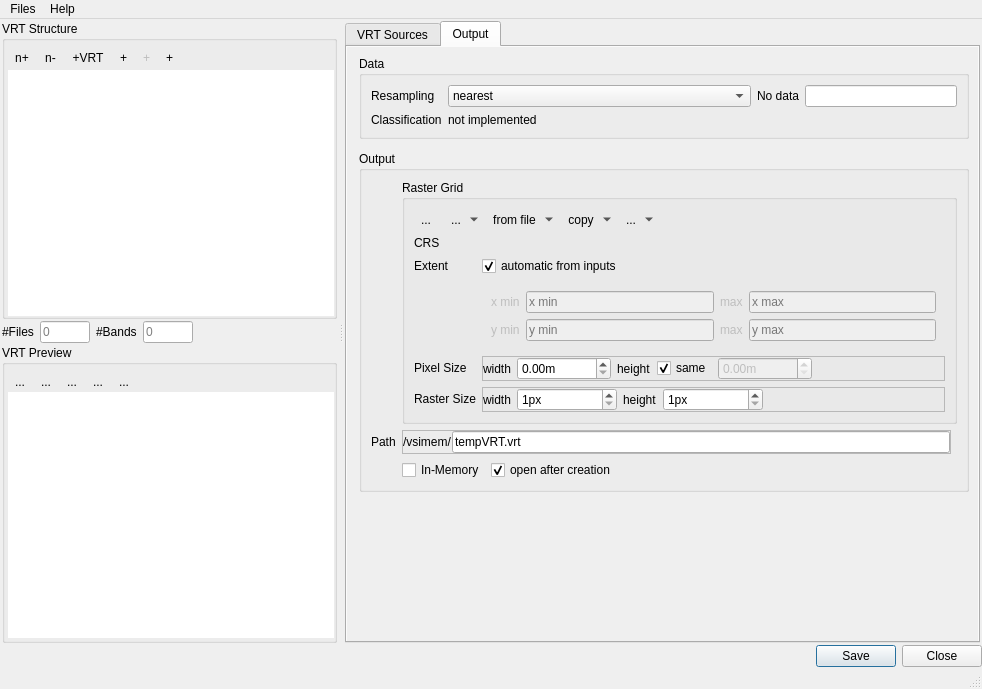
jakimowb/virtual-raster-builder, file vrtbuilder/ui/vrtbuilder.ui: the form before one commit.
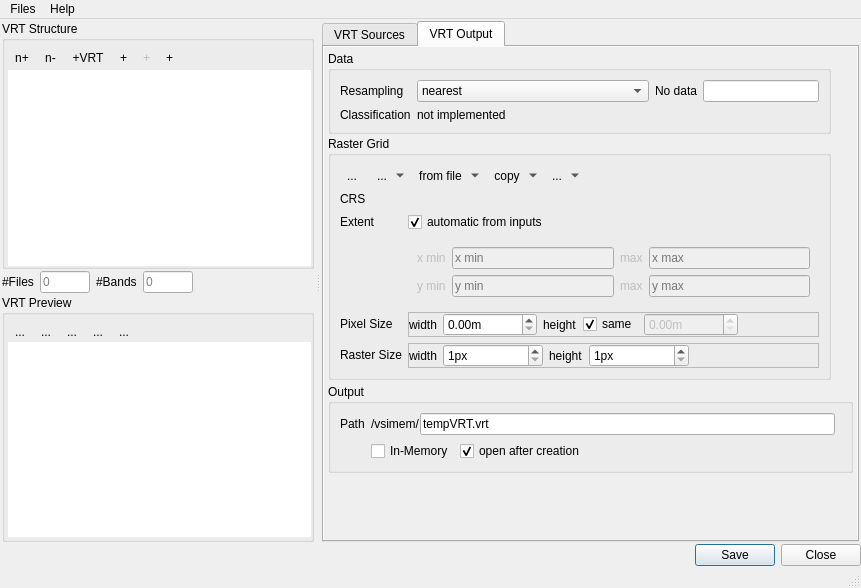
The form after the commit. Icons and pictures are not drawn. Custom widgets are drawn as their Qt base class.

The edit to the form file:
```diff
--- a/vrtbuilder/ui/vrtbuilder.ui
+++ b/vrtbuilder/ui/vrtbuilder.ui
@@ -6,8 +6,8 @@
    <rect>
     <x>0</x>
     <y>0</y>
-    <width>982</width>
-    <height>689</height>
+    <width>861</width>
+    <height>588</height>
    </rect>
   </property>
   <property name="windowTitle">
@@ -739,23 +739,23 @@
             <bool>true</bool>
            </property>
            <attribute name="title">
-            <string>Output</string>
+            <string>VRT Output</string>
            </attribute>
            <layout class="QVBoxLayout" name="verticalLayout_5">
             <property name="spacing">
-             <number>1</number>
+             <number>2</number>
             </property>
             <property name="leftMargin">
-             <number>3</number>
+             <number>2</number>
             </property>
             <property name="topMargin">
-             <number>0</number>
+             <number>2</number>
             </property>
             <property name="rightMargin">
-             <number>0</number>
+             <number>2</number>
             </property>
             <property name="bottomMargin">
-             <number>0</number>
+             <number>2</number>
             </property>
             <item>
              <widget class="QScrollArea" name="scrollArea">
@@ -773,11 +773,26 @@
                 <rect>
                  <x>0</x>
                  <y>0</y>
-                 <width>626</width>
-                 <height>577</height>
+                 <width>546</width>
+                 <height>472</height>
                 </rect>
                </property>
                <layout class="QGridLayout" name="gridLayout_2">
+                <property name="leftMargin">
+                 <number>2</number>
+                </property>
+                <property name="topMargin">
+                 <number>2</number>
+                </property>
+                <property name="rightMargin">
+                 <number>2</number>
+                </property>
+                <property name="bottomMargin">
+                 <number>2</number>
+                </property>
+                <property name="spacing">
+                 <number>2</number>
+                </property>
                 <item row="19" column="1">
                  <widget class="QFrame" name="frameUserResolution">
                   <property name="frameShape">
@@ -820,12 +835,12 @@
                    <property name="bottomMargin">
                     <number>9</number>
                    </property>
-                   <item row="1" column="1">
+                   <item row="0" column="1">
                     <layout class="QHBoxLayout" name="horizontalLayout_10">
                      <item>
                       <widget class="QFrame" name="frameInMemoryPath">
                        <property name="frameShape">
-                        <enum>QFrame::StyledPanel</enum>
+                        <enum>QFrame::NoFrame</enum>
                        </property>
                        <property name="frameShadow">
                         <enum>QFrame::Raised</enum>
@@ -890,7 +905,7 @@
                      </item>
                     </layout>
                    </item>
-                   <item row="2" column="1">
+                   <item row="1" column="1">
                     <layout class="QHBoxLayout" name="horizontalLayout_5">
                      <property name="spacing">
                       <number>6</number>
@@ -930,14 +945,119 @@
                      </item>
                     </layout>
                    </item>
-                   <item row="1" column="0">
+                   <item row="0" column="0">
                     <widget class="QLabel" name="label_2">
                      <property name="text">
                       <string>Path</string>
                      </property>
                     </widget>
                    </item>
+                  </layout>
+                 </widget>
+                </item>
+                <item row="26" column="1">
+                 <spacer name="verticalSpacer">
+                  <property name="orientation">
+                   <enum>Qt::Vertical</enum>
+                  </property>
+                  <property name="sizeHint" stdset="0">
+                   <size>
+                    <width>20</width>
+                    <height>40</height>
+                   </size>
+                  </property>
+                 </spacer>
+                </item>
+                <item row="0" column="0">
+                 <widget class="QgsCollapsibleGroupBox" name="mGroupBox_2">
+                  <property name="minimumSize">
+                   <size>
+                    <width>0</width>
+                    <height>0</height>
+                   </size>
+                  </property>
+                  <property name="title">
+                   <string>Data</string>
+                  </property>
+                  <layout class="QGridLayout" name="gridLayout_3" columnstretch="0,2,0,1">
+                   <item row="0" column="0">
+                    <widget class="QLabel" name="label_7">
+                     <property name="text">
+                      <string>Resampling</string>
+                     </property>
+                    </widget>
+                   </item>
                    <item row="0" column="1">
+                    <widget class="QComboBox" name="cbResampling">
+                     <item>
+                      <property name="text">
+                       <string>nearest</string>
+                      </property>
+                     </item>
+                     <item>
+                      <property name="text">
+                       <string>bilinear</string>
+                      </property>
+                     </item>
+                     <item>
+                      <property name="text">
+                       <string>cubic</string>
+                      </property>
+                     </item>
+                     <item>
+                      <property name="text">
+                       <string>cubicspline</string>
+                      </property>
+                     </item>
+                     <item>
+                      <property name="text">
+                       <string>lanczos</string>
+                      </property>
+                     </item>
+                     <item>
+                      <property name="text">
+                       <string>average</string>
+                      </property>
+                     </item>
+                     <item>
+                      <property name="text">
+                       <string>mode</string>
+                      </property>
+                     </item>
+                    </widget>
+                   </item>
+                   <item row="2" column="0">
+                    <widget class="QLabel" name="label_9">
+                     <property name="text">
+                      <string>Classification</string>
+                     </property>
+                    </widget>
+                   </item>
+                   <item row="2" column="1">
+                    <widget class="QLabel" name="label_16">
+                     <property name="text">
+                      <string>not implemented</string>
+                     </property>
+                    </widget>
+                   </item>
+                   <item row="0" column="2">
+                    <widget class="QLabel" name="label_6">
+                     <property name="text">
+                      <string>No data</string>
+                     </property>
+                    </widget>
+                   </item>
+                   <item row="0" column="3">
+                    <widget class="QLineEdit" name="tbNoData">
+                     <property name="readOnly">
+                      <bool>false</bool>
+                     </property>
+                    </widget>
+                   </item>
+                  </layout>
+                 </widget>
+                </item>
+                <item row="1" column="0">
                     <widget class="QgsCollapsibleGroupBox" name="mGroupBox">
                      <property name="sizePolicy">
                       <sizepolicy hsizetype="Preferred" vsizetype="Preferred">
@@ -1420,111 +1540,6 @@
                    </item>
                   </layout>
                  </widget>
-                </item>
-                <item row="8" column="0" colspan="2">
-                 <widget class="QgsCollapsibleGroupBox" name="mGroupBox_2">
-                  <property name="minimumSize">
-                   <size>
-                    <width>0</width>
-                    <height>0</height>
-                   </size>
-                  </property>
-                  <property name="title">
-                   <string>Data</string>
-                  </property>
-                  <layout class="QGridLayout" name="gridLayout_3" columnstretch="0,2,0,1">
-                   <item row="0" column="0">
-                    <widget class="QLabel" name="label_7">
-                     <property name="text">
-                      <string>Resampling</string>
-                     </property>
-                    </widget>
-                   </item>
-                   <item row="0" column="1">
-                    <widget class="QComboBox" name="cbResampling">
-                     <item>
-                      <property name="text">
-                       <string>nearest</string>
-                      </property>
-                     </item>
-                     <item>
-                      <property name="text">
-                       <string>bilinear</string>
-                      </property>
-                     </item>
-                     <item>
-                      <property name="text">
-                       <string>cubic</string>
-                      </property>
-                     </item>
-                     <item>
-                      <property name="text">
-                       <string>cubicspline</string>
-                      </property>
-                     </item>
-                     <item>
-                      <property name="text">
-                       <string>lanczos</string>
-                      </property>
-                     </item>
-                     <item>
-                      <property name="text">
-                       <string>average</string>
-                      </property>
-                     </item>
-                     <item>
-                      <property name="text">
-                       <string>mode</string>
-                      </property>
-                     </item>
-                    </widget>
-                   </item>
-                   <item row="2" column="0">
-                    <widget class="QLabel" name="label_9">
-                     <property name="text">
-                      <string>Classification</string>
-                     </property>
-                    </widget>
-                   </item>
-                   <item row="2" column="1">
-                    <widget class="QLabel" name="label_16">
-                     <property name="text">
-                      <string>not implemented</string>
-                     </property>
-                    </widget>
-                   </item>
-                   <item row="0" column="2">
-                    <widget class="QLabel" name="label_6">
-                     <property name="text">
-                      <string>No data</string>
-                     </property>
-                    </widget>
-                   </item>
-                   <item row="0" column="3">
-                    <widget class="QLineEdit" name="tbNoData">
-                     <property name="readOnly">
-                      <bool>false</bool>
-                     </property>
-                    </widget>
-                   </item>
-                  </layout>
-                 </widget>
-                </item>
-                <item row="26" column="1">
-                 <spacer name="verticalSpacer">
-                  <property name="orientation">
-                   <enum>Qt::Vertical</enum>
-                  </property>
-                  <property name="sizeHint" stdset="0">
-                   <size>
-                    <width>20</width>
-                    <height>40</height>
-                   </size>
-                  </property>
-                 </spacer>
-                </item>
-               </layout>
-              </widget>
              </widget>
             </item>
            </layout>
@@ -1549,7 +1564,7 @@
     <rect>
      <x>0</x>
      <y>0</y>
-     <width>982</width>
+     <width>861</width>
      <height>26</height>
     </rect>
    </property>
```
Lines whose indentation alone changed are shown as unchanged.
